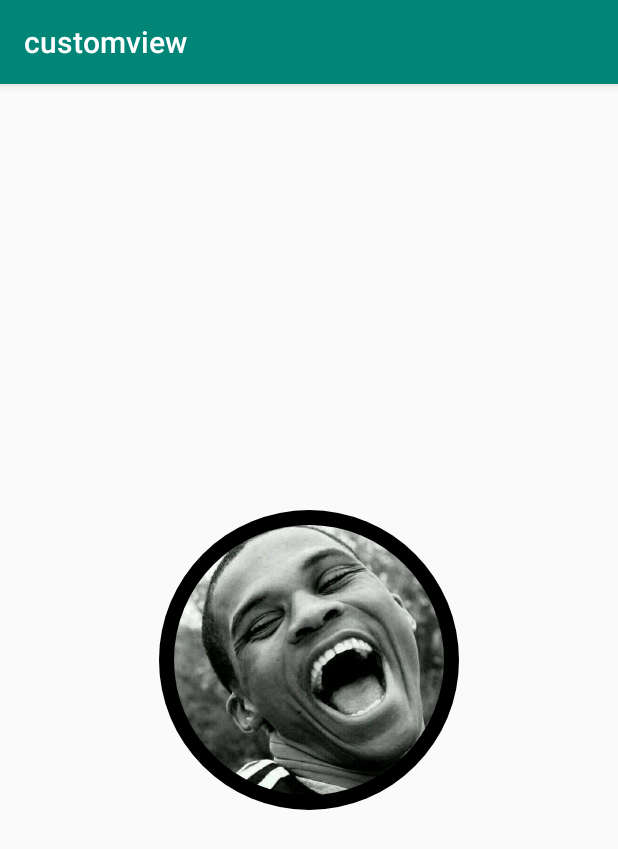
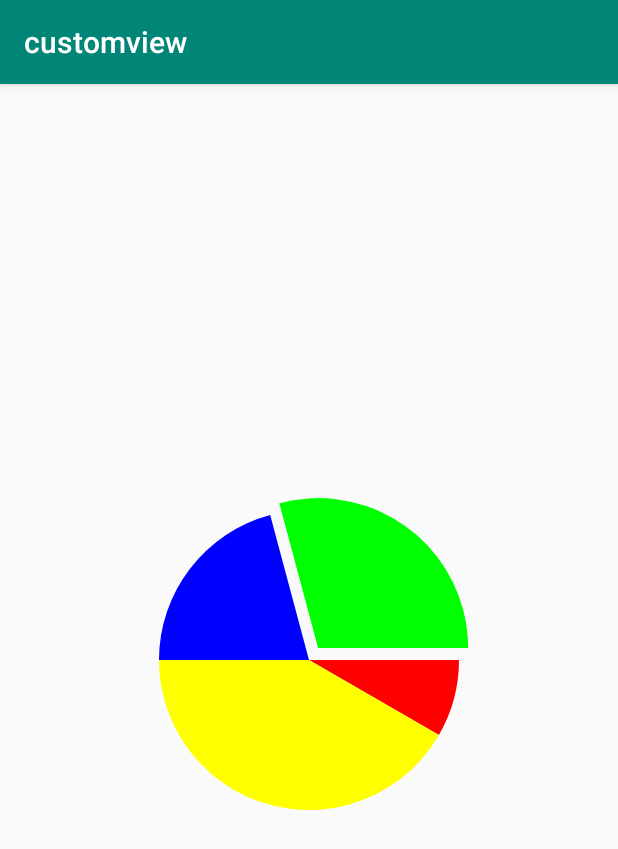
Before and after one commit to yatoooon/CodingRoad, an Android app: the screen it shows after launch (MainActivity), on a phone screen of 412 x 824 dp. Shown: the top 849 px of the screen. Run offline under Robolectric (Android 15) with nearby library versions, the phone set to English and light mode, and no system bars; our stand-ins replace Timber.

Commit message:
整理一下自定义view

```diff
--- /dev/null
+++ b/customview/src/main/java/com/yatoooon/customview/draw/PieChartView.java
@@ -0,0 +1,45 @@
+package com.yatoooon.customview.draw;
+
+import android.content.Context;
+import android.graphics.Canvas;
+import android.graphics.Color;
+import android.graphics.Paint;
+import android.graphics.RectF;
+import android.support.annotation.Nullable;
+import android.util.AttributeSet;
+import android.view.View;
+import com.yatoooon.baselibrary.utils.DensityUtil;
+
+public class PieChartView extends View {
+    public static final int RADIUS = DensityUtil.dp2px(100);
+    Paint paint = new Paint(Paint.ANTI_ALIAS_FLAG);
+    RectF rect = new RectF();
+    int[] colors = new int[]{Color.RED, Color.YELLOW, Color.BLUE, Color.GREEN};
+    int[] angles = new int[]{30, 150, 75, 105};
+
+    private int startAngle = 0;
+    private int dragPosition = 3;
+    private float LENGHT = DensityUtil.dp2px(10);
+
+    public PieChartView(Context context, @Nullable AttributeSet attrs) {
+        super(context, attrs);
+    }
+
+    @Override
+    protected void onDraw(Canvas canvas) {
+        super.onDraw(canvas);
+        rect.set(getWidth() / 2 - RADIUS, getHeight() / 2 - RADIUS, getWidth() / 2 + RADIUS, getHeight() / 2 + RADIUS);
+        for (int i = 0; i < colors.length; i++) {
+            paint.setColor(colors[i]);
+            if (i == dragPosition) {
+                canvas.save();
+                canvas.translate((float) Math.cos(Math.toRadians(startAngle + (float) angles[i] / 2)) * LENGHT, (float) Math.sin(Math.toRadians(startAngle + (float) angles[i] / 2)) * LENGHT);
+                canvas.drawArc(rect, startAngle, angles[i], true, paint);
+                canvas.restore();
+            } else {
+                canvas.drawArc(rect, startAngle, angles[i], true, paint);
+            }
+            startAngle = startAngle + angles[i];
+        }
+    }
+}
--- a/customview/src/main/res/layout/activity_main.xml
+++ b/customview/src/main/res/layout/activity_main.xml
@@ -7,7 +7,7 @@
         android:layout_height="match_parent"
 >
 
-    <com.yatoooon.customview.draw.AvatarView
+    <com.yatoooon.customview.draw.PieChartView
             android:layout_width="match_parent"
             android:layout_height="match_parent"
             app:layout_constraintBottom_toBottomOf="parent"
```
